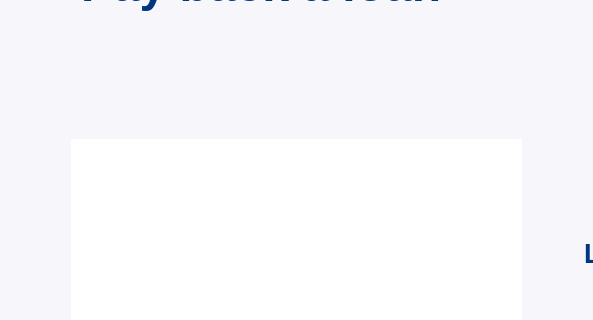
The window that loanPayBack.ui (mintpancake/ikyc) describes before a commit, drawn with Qt 5; both pictures show x 109 to 702 and y 91 to 411 of the 1200 by 800 pixel window.
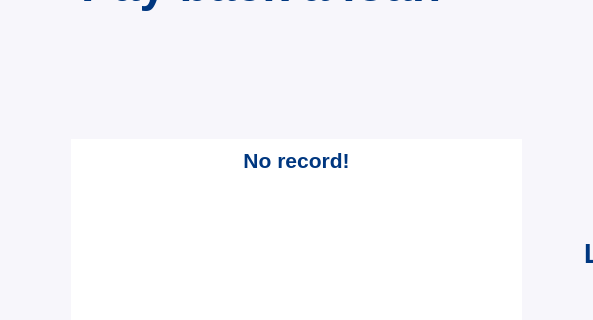
The same window after the commit. Icons and pictures are not drawn.

Patch:
```diff
--- a/loanPayBack.ui
+++ b/loanPayBack.ui
@@ -657,6 +657,25 @@
       <bool>false</bool>
      </property>
      <layout class="QVBoxLayout" name="verticalLayout_4">
+      <item>
+       <widget class="QLabel" name="loanHintLabel">
+        <property name="font">
+         <font>
+          <family>Yu Gothic UI</family>
+          <pointsize>16</pointsize>
+         </font>
+        </property>
+        <property name="styleSheet">
+         <string notr="true">background:white</string>
+        </property>
+        <property name="text">
+         <string>&lt;html&gt;&lt;head/&gt;&lt;body&gt;&lt;p&gt;&lt;span style=&quot; font-weight:600; color:#003780;&quot;&gt;No     record!&lt;/span&gt;&lt;/p&gt;&lt;/body&gt;&lt;/html&gt;</string>
+        </property>
+        <property name="alignment">
+         <set>Qt::AlignCenter</set>
+        </property>
+       </widget>
+      </item>
       <item>
        <widget class="QListWidget" name="listWidget"/>
       </item>
```
